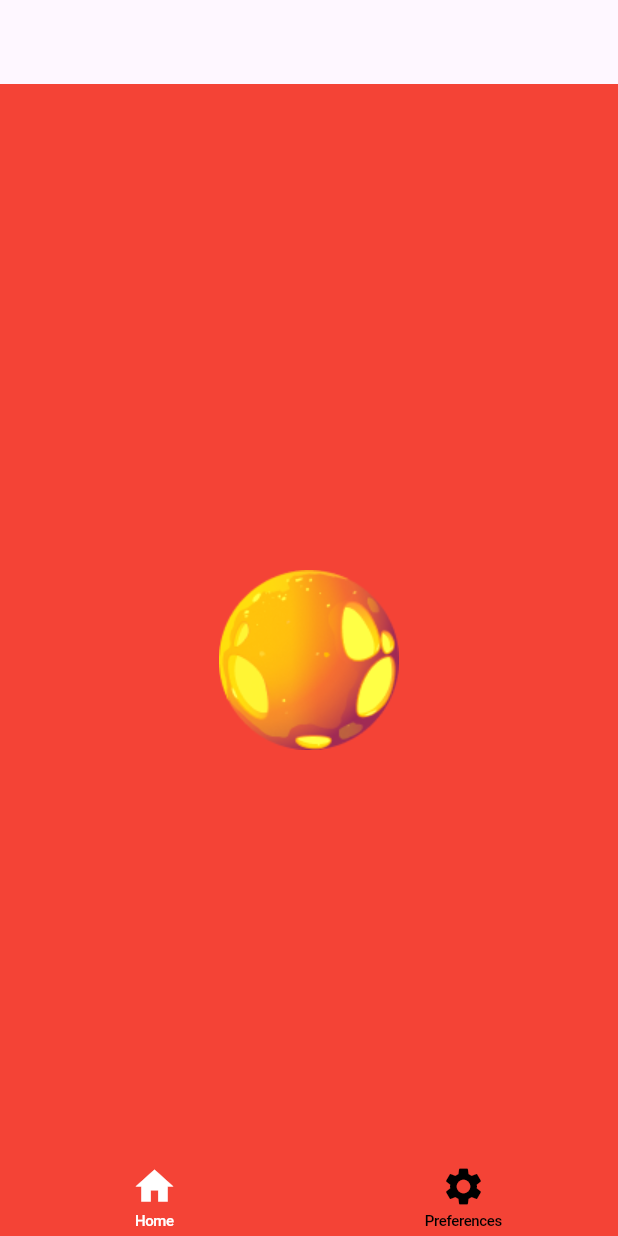
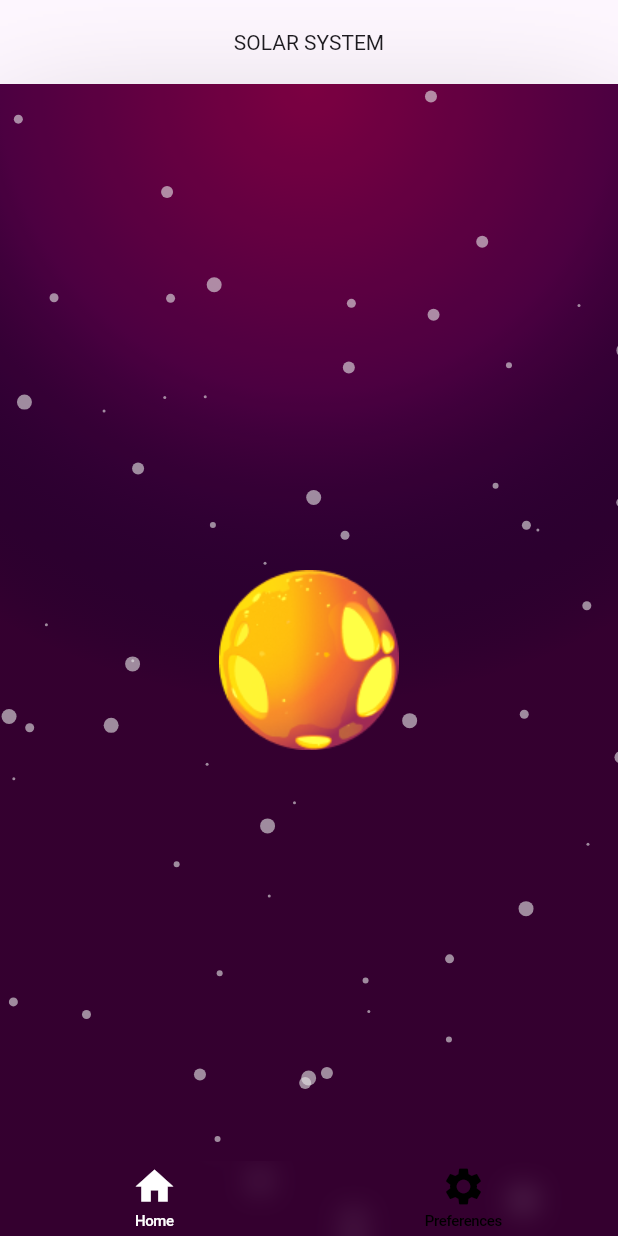
Before and after one commit to axiyisakov/solar_system, a Flutter app: the screen it shows after launch, on a phone screen of 412 x 824 dp. Run offline on Flutter 3.47's test engine with Material 3 defaults, Android fonts, the phone set to English and light mode, and no system bars; our stand-ins replace flutter_bloc, google_fonts.

Commit message:
-alignment

```diff
--- a/lib/src/utils/app_colors.dart
+++ b/lib/src/utils/app_colors.dart
@@ -4,4 +4,5 @@ abstract final class AppColors {
   static const black = Color(0xFF000000);
   static const firstColor = Color(0xFF540048);
   static const secondColor = Color(0xFF890048);
+  static const thirdColor = Color(0xFF000027);
 }
--- /dev/null
+++ b/lib/src/views/detail/detail_screen.dart
@@ -0,0 +1,11 @@
+import 'package:flutter/material.dart';
+import 'package:solar_system/src/views/detail/detail_view.dart';
+
+class DetailScreen extends StatelessWidget {
+  const DetailScreen({super.key});
+
+  @override
+  Widget build(BuildContext context) {
+    return const DetailsView();
+  }
+}
--- /dev/null
+++ b/lib/src/views/detail/detail_view.dart
@@ -0,0 +1,10 @@
+import 'package:flutter/material.dart';
+
+class DetailsView extends StatelessWidget {
+  const DetailsView({super.key});
+
+  @override
+  Widget build(BuildContext context) {
+    return const Placeholder();
+  }
+}
--- a/lib/src/views/home/home_view.dart
+++ b/lib/src/views/home/home_view.dart
@@ -1,13 +1,18 @@
 import 'package:flutter/material.dart';
 import 'package:solar_system/gen/assets.gen.dart';
 
-class HomeView extends StatelessWidget {
+class HomeView extends StatefulWidget {
   const HomeView({super.key});
 
   @override
+  State<HomeView> createState() => _HomeViewState();
+}
+
+class _HomeViewState extends State<HomeView> {
+  @override
   Widget build(BuildContext context) {
     return Scaffold(
-      backgroundColor: Colors.red,
+      backgroundColor: Colors.transparent,
       body: Center(
         child: Assets.icons.sun.image(
           width: 120,
--- a/lib/src/views/main/main_view.dart
+++ b/lib/src/views/main/main_view.dart
@@ -1,8 +1,11 @@
+import 'dart:math';
+
 import 'package:flutter/cupertino.dart';
 import 'package:flutter/material.dart';
 import 'package:flutter_bloc/flutter_bloc.dart';
 import 'package:solar_system/src/blocs/main/cubit/main_cubit.dart';
 import 'package:solar_system/src/utils/app_colors.dart';
+import 'package:solar_system/src/utils/app_text_styles.dart';
 import 'package:solar_system/src/views/home/home_screen.dart';
 import 'package:solar_system/src/views/settings/settings_screen.dart';
 
@@ -20,8 +23,17 @@ class MainView extends StatelessWidget {
     return Scaffold(
       appBar: AppBar(
         centerTitle: true,
+        backgroundColor: Colors.transparent,
+        title: Text(
+          'SOLAR SYSTEM',
+          style: AppTextStyles.robotoStyle(),
         ),
-      body: CupertinoTabScaffold(
+      ),
+      body: Stack(
+        children: [
+          const _AppBackground(),
+          CupertinoTabScaffold(
+            backgroundColor: Colors.transparent,
             controller: cubit.controller,
             tabBuilder: (context, index) => CupertinoTabView(
               builder: (context) {
@@ -46,6 +58,68 @@ class MainView extends StatelessWidget {
               ],
             ),
           ),
+        ],
+      ),
     );
   }
 }
+
+class _AppBackground extends StatefulWidget {
+  const _AppBackground({super.key});
+
+  @override
+  State<_AppBackground> createState() => _AppBackgroundState();
+}
+
+class _AppBackgroundState extends State<_AppBackground> {
+  final Random random = Random();
+  @override
+  Widget build(BuildContext context) {
+    return Stack(
+      children: [
+        Container(
+          height: MediaQuery.sizeOf(context).height,
+          width: MediaQuery.sizeOf(context).width,
+          color: AppColors.firstColor,
+          child: Container(
+            decoration: BoxDecoration(
+              boxShadow: [
+                BoxShadow(
+                  blurRadius: 80,
+                  offset: const Offset(0, 40),
+                  spreadRadius: .0,
+                  color: const Color(0xFF000000).withOpacity(1 / 4),
+                  blurStyle: BlurStyle.solid,
+                ),
+              ],
+              gradient: RadialGradient(
+                center: Alignment.topCenter,
+                radius: 1,
+                colors: [
+                  AppColors.secondColor.withOpacity(1),
+                  AppColors.firstColor.withOpacity(1),
+                  AppColors.thirdColor.withOpacity(0.1),
+                ],
+              ),
+            ),
+          ),
+        ),
+        ...List.generate(
+          random.nextInt(100) + 50,
+          (index) => Container(
+            transform: Matrix4.translationValues(
+              random.nextDouble() * MediaQuery.sizeOf(context).width,
+              random.nextDouble() * MediaQuery.sizeOf(context).height,
+              .0,
+            ),
+            child: CircleAvatar(
+              backgroundColor: Colors.white.withOpacity(.6),
+              radius: (random.nextInt(5) + 1).toDouble(),
+              foregroundColor: Colors.white,
+            ),
+          ),
+        )
+      ],
+    );
+  }
+}
--- a/lib/src/views/settings/settings_view.dart
+++ b/lib/src/views/settings/settings_view.dart
@@ -6,7 +6,7 @@ class SettingsView extends StatelessWidget {
   @override
   Widget build(BuildContext context) {
     return const Scaffold(
-      backgroundColor: Colors.green,
+      backgroundColor: Colors.transparent,
     );
   }
 }
```
Also changed, not shown: lib/src/utils/app_route_builder.dart (added). Lines whose indentation alone changed are shown as unchanged.
